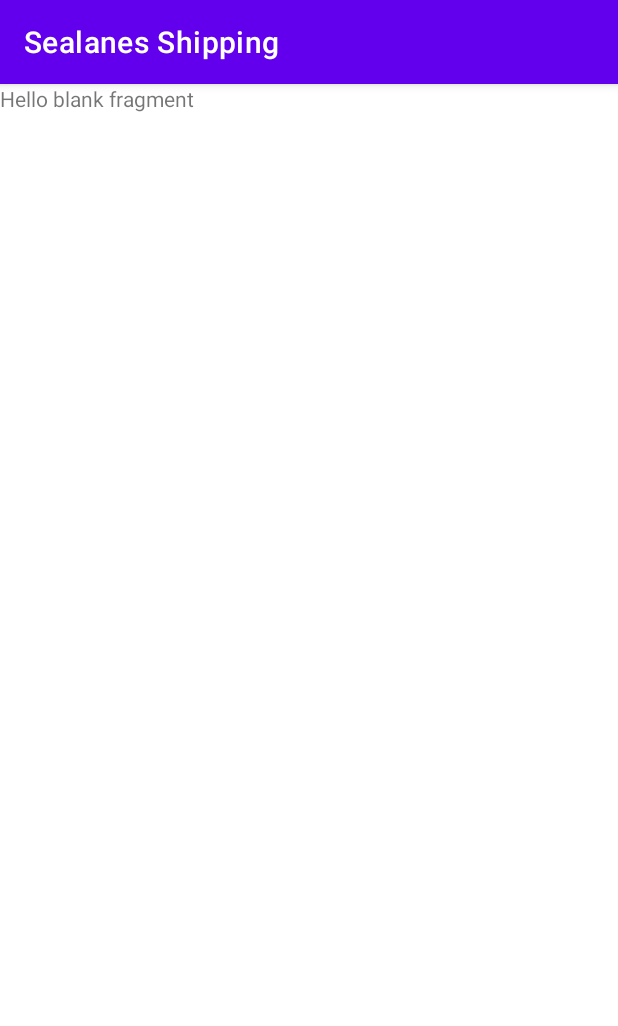
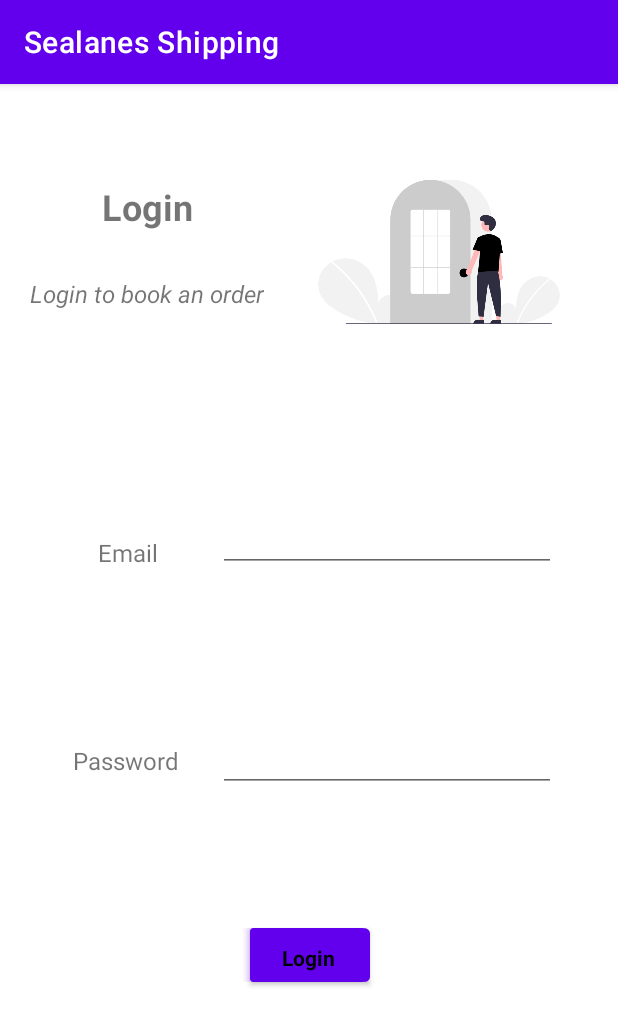
Before and after one commit to varun9610/Sealanes_Shipping, an Android app: the LoginFragment screen opened through its navigation route, on a phone screen of 412 x 824 dp. Shown: the top 1026 px of the screen. Run offline under Robolectric (Android 15) with nearby library versions, the phone set to English and light mode, and no system bars.

Commit message:
Finish fragment_login.xml.

```diff
--- a/app/src/main/res/layout/fragment_login.xml
+++ b/app/src/main/res/layout/fragment_login.xml
@@ -1,14 +1,129 @@
 <?xml version="1.0" encoding="utf-8"?>
-<FrameLayout xmlns:android="http://schemas.android.com/apk/res/android"
+<androidx.constraintlayout.widget.ConstraintLayout xmlns:android="http://schemas.android.com/apk/res/android"
+    xmlns:app="http://schemas.android.com/apk/res-auto"
     xmlns:tools="http://schemas.android.com/tools"
+    android:id="@+id/frameLayout5"
     android:layout_width="match_parent"
     android:layout_height="match_parent"
     tools:context=".LoginFragment">
 
-    <!-- TODO: Update blank fragment layout -->
+    <EditText
+        android:id="@+id/editTextTextEmailAddress"
+        android:layout_width="225dp"
+        android:layout_height="48dp"
+        android:ems="10"
+        android:inputType="textEmailAddress"
+        android:labelFor="@id/textView12"
+        app:layout_constraintBottom_toBottomOf="parent"
+        app:layout_constraintEnd_toEndOf="parent"
+        app:layout_constraintHorizontal_bias="0.779"
+        app:layout_constraintStart_toStartOf="parent"
+        app:layout_constraintTop_toTopOf="parent"
+        app:layout_constraintVertical_bias="0.385"
+        tools:ignore="SpeakableTextPresentCheck" />
+
     <TextView
-        android:layout_width="match_parent"
-        android:layout_height="match_parent"
-        android:text="@string/hello_blank_fragment" />
+        android:id="@+id/textView11"
+        android:layout_width="wrap_content"
+        android:layout_height="wrap_content"
+        android:padding="4dp"
+        android:text="@string/login_subtext"
+        android:textSize="16sp"
+        android:textStyle="italic"
+        app:layout_constraintBottom_toBottomOf="parent"
+        app:layout_constraintEnd_toEndOf="parent"
+        app:layout_constraintHorizontal_bias="0.064"
+        app:layout_constraintStart_toStartOf="parent"
+        app:layout_constraintTop_toTopOf="parent"
+        app:layout_constraintVertical_bias="0.169" />
 
-</FrameLayout>
+    <TextView
+        android:id="@+id/textView6"
+        android:layout_width="wrap_content"
+        android:layout_height="wrap_content"
+        android:layout_marginTop="8dp"
+        android:text="@string/login"
+        android:textAlignment="center"
+        android:textSize="24sp"
+        android:textStyle="bold"
+        app:layout_constraintBottom_toBottomOf="parent"
+        app:layout_constraintEnd_toEndOf="parent"
+        app:layout_constraintHorizontal_bias="0.193"
+        app:layout_constraintStart_toStartOf="parent"
+        app:layout_constraintTop_toTopOf="parent"
+        app:layout_constraintVertical_bias="0.079" />
+
+    <TextView
+        android:id="@+id/textView12"
+        android:layout_width="wrap_content"
+        android:layout_height="wrap_content"
+        android:contentDescription="@string/email"
+        android:padding="4dp"
+        android:text="@string/email"
+        android:textAlignment="center"
+        android:textSize="@dimen/text_size"
+        app:layout_constraintBottom_toBottomOf="parent"
+        app:layout_constraintEnd_toEndOf="parent"
+        app:layout_constraintHorizontal_bias="0.168"
+        app:layout_constraintStart_toStartOf="parent"
+        app:layout_constraintTop_toTopOf="parent"
+        app:layout_constraintVertical_bias="0.403" />
+
+    <EditText
+        android:id="@+id/editTextTextPassword"
+        android:layout_width="225dp"
+        android:layout_height="48dp"
+        android:ems="10"
+        android:inputType="textPassword"
+        app:layout_constraintBottom_toBottomOf="parent"
+        app:layout_constraintEnd_toEndOf="parent"
+        app:layout_constraintHorizontal_bias="0.779"
+        app:layout_constraintStart_toStartOf="parent"
+        app:layout_constraintTop_toTopOf="parent"
+        app:layout_constraintVertical_bias="0.589"
+        tools:ignore="SpeakableTextPresentCheck" />
+
+    <TextView
+        android:id="@+id/textView13"
+        android:layout_width="wrap_content"
+        android:layout_height="wrap_content"
+        android:padding="4dp"
+        android:text="@string/enter_password"
+        android:textAlignment="center"
+        android:textSize="@dimen/text_size"
+        app:layout_constraintBottom_toBottomOf="parent"
+        app:layout_constraintEnd_toEndOf="parent"
+        app:layout_constraintHorizontal_bias="0.132"
+        app:layout_constraintStart_toStartOf="parent"
+        app:layout_constraintTop_toTopOf="parent"
+        app:layout_constraintVertical_bias="0.591" />
+
+    <Button
+        android:id="@+id/button3"
+        style="@android:style/Widget.Button.Inset"
+        android:layout_width="wrap_content"
+        android:layout_height="wrap_content"
+        android:padding="4dp"
+        android:text="@string/login"
+        android:textStyle="bold"
+        app:layout_constraintBottom_toBottomOf="parent"
+        app:layout_constraintEnd_toEndOf="parent"
+        app:layout_constraintHorizontal_bias="0.498"
+        app:layout_constraintStart_toStartOf="parent"
+        app:layout_constraintTop_toTopOf="parent"
+        app:layout_constraintVertical_bias="0.776" />
+
+    <ImageView
+        android:id="@+id/imageView2"
+        android:layout_width="205dp"
+        android:layout_height="180dp"
+        android:layout_marginStart="8dp"
+        android:src="@drawable/login"
+        app:layout_constraintBottom_toBottomOf="parent"
+        app:layout_constraintEnd_toEndOf="parent"
+        app:layout_constraintHorizontal_bias="0.111"
+        app:layout_constraintStart_toEndOf="@+id/textView11"
+        app:layout_constraintTop_toTopOf="parent"
+        app:layout_constraintVertical_bias="0.037" />
+
+</androidx.constraintlayout.widget.ConstraintLayout>
--- a/app/src/main/res/values/strings.xml
+++ b/app/src/main/res/values/strings.xml
@@ -22,4 +22,8 @@
     <string name="order_succesS_placed">Your order is successfully placed!</string>
     <string name="greet_user">Hey $username!</string>
     <string name="image_desc">Order Success</string>
+    <string name="login">Login</string>
+    <string name="login_subtext">Login to book an order</string>
+    <string name="email">Email</string>
+    <string name="enter_password">Password</string>
 </resources>
```
Also changed, not shown: app/src/main/res/drawable/login.png (added).
